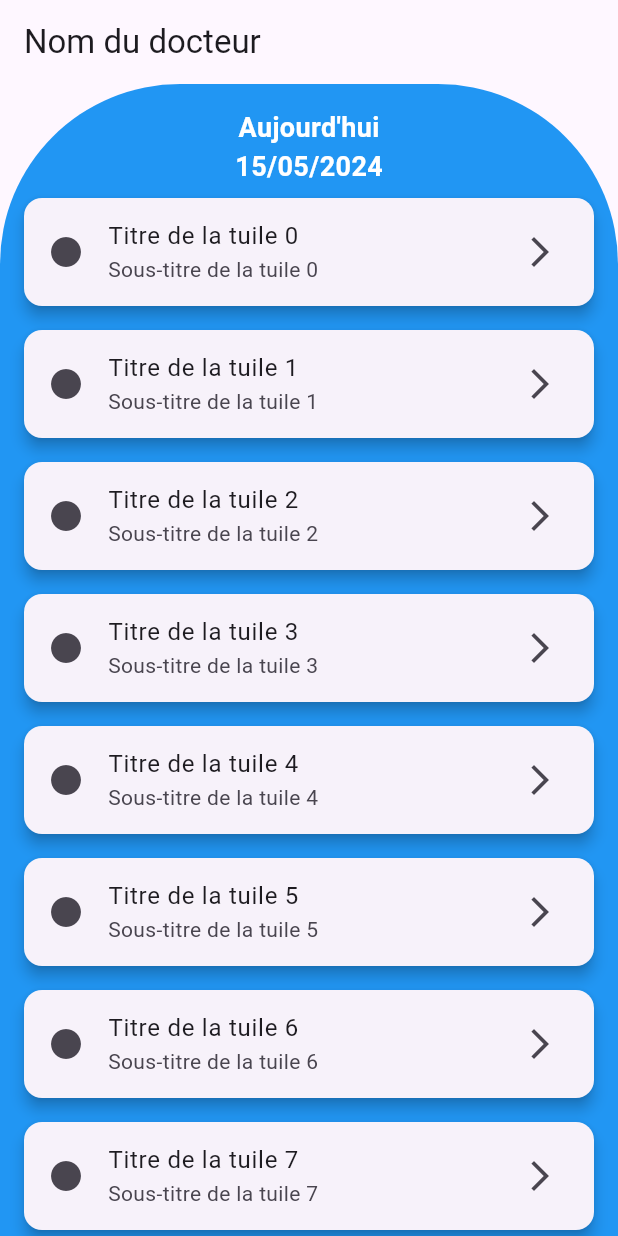
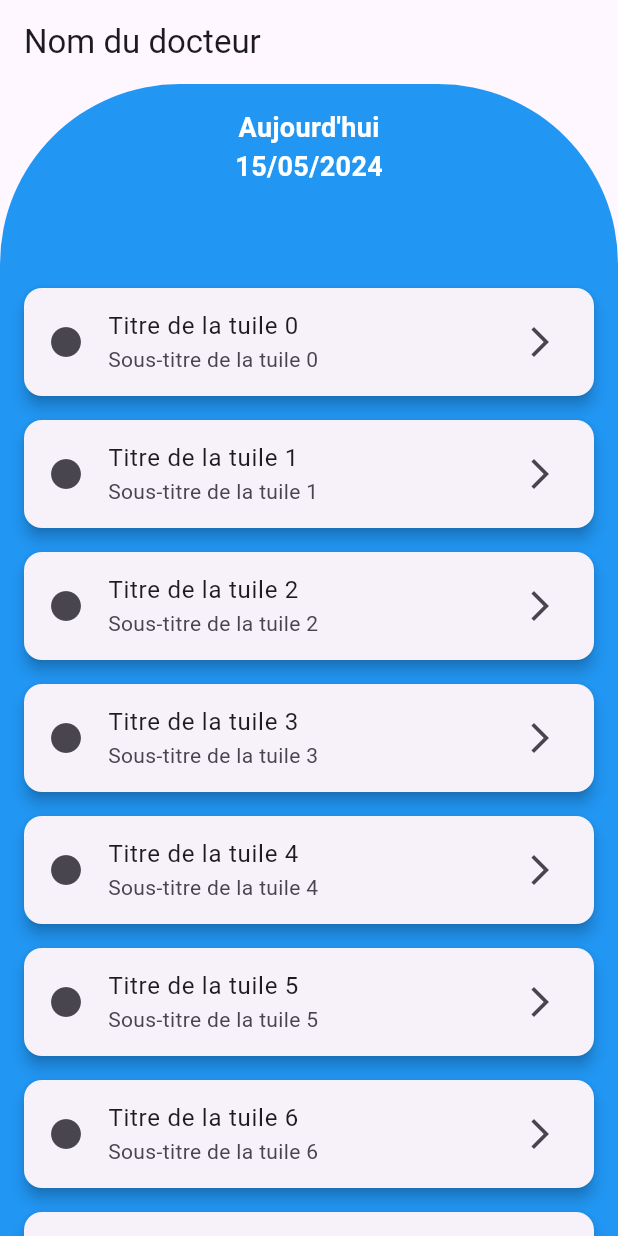
Before and after one commit to VincePaulin/SoigneMoiMobile, a Flutter app: the screen it shows after launch, on a phone screen of 412 x 824 dp. Run offline on Flutter 3.47's test engine with Material 3 defaults, Android fonts, the phone set to English and light mode, and no system bars; our stand-ins replace go_router.

Commit message:
feat: lowering the list

```diff
--- a/lib/screens/home_page.dart
+++ b/lib/screens/home_page.dart
@@ -29,7 +29,9 @@ class HomePage extends StatelessWidget {
             Column(
               crossAxisAlignment: CrossAxisAlignment.start,
               children: [
-                Container(
+                Expanded(
+                    flex: 1,
+                    child: Container(
                       padding: const EdgeInsets.only(top: 16),
                       child: Center(
                         child: Column(
@@ -53,8 +55,9 @@ class HomePage extends StatelessWidget {
                           ],
                         ),
                       ),
-                ),
+                    )),
                 Expanded(
+                  flex: 5,
                   child: ListView.builder(
                     itemCount: 10,
                     itemBuilder: (context, index) {
```
Lines whose indentation alone changed are shown as unchanged.
